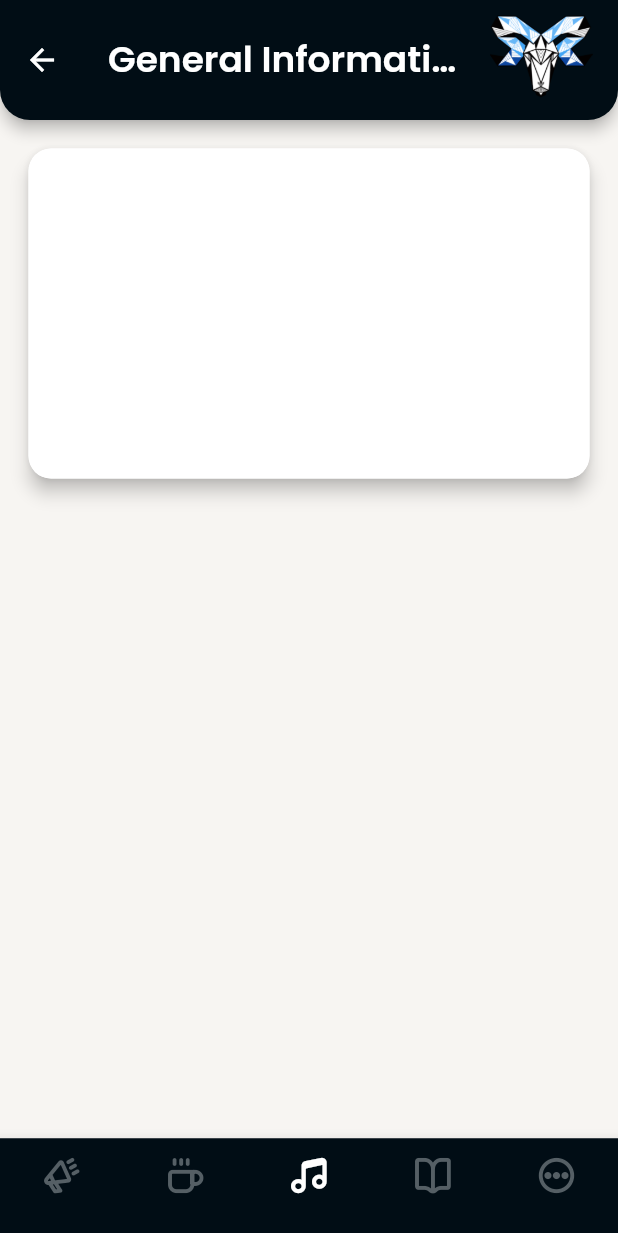
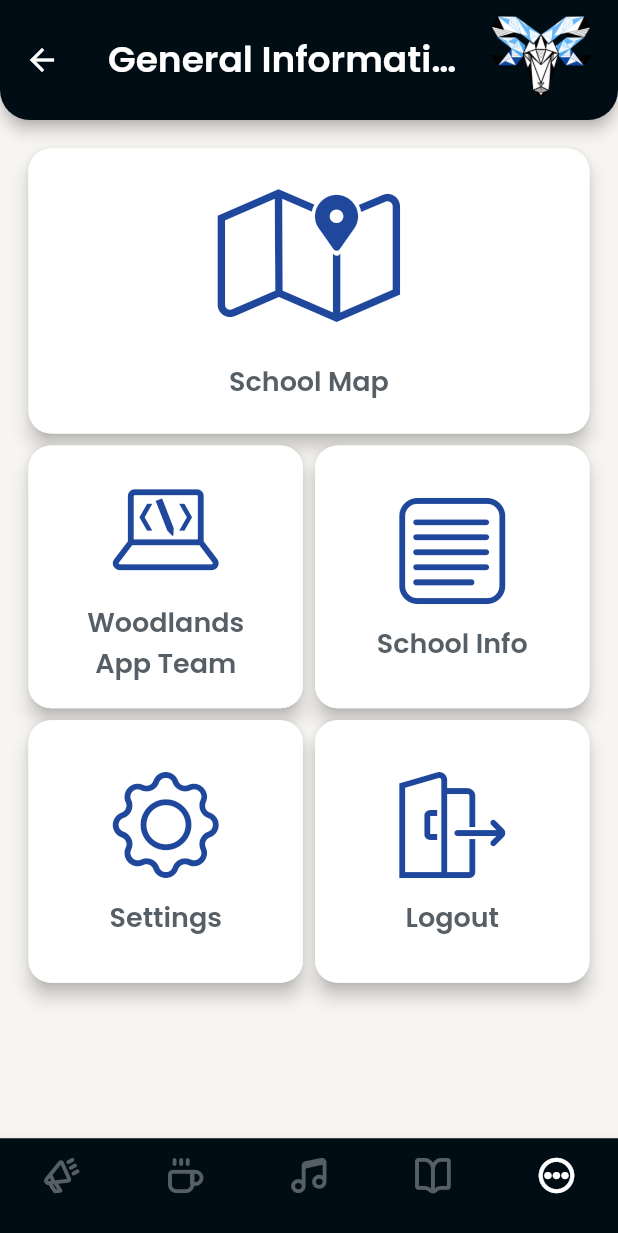
Before and after one commit to Woodlands-App-Team/WAPP, a Flutter app: the Home screen opened directly, swiped to page 5, on a phone screen of 412 x 824 dp. Shown: the top 1233 px of the screen. Run offline on Flutter 3.47's test engine with Material 2 defaults, Android fonts, the phone set to English and light mode, and no system bars; our stand-ins replace animated_text_kit, auto_size_text, cloud_firestore, cloud_functions, firebase_auth, firebase_core and 4 more; missing offline and left inert: delayed_widget, oauth2; accounts and stored records are empty; network calls fail.

Commit message:
added general information page

```diff
--- a/lib/pages/general_page/general_page.dart
+++ b/lib/pages/general_page/general_page.dart
@@ -1,6 +1,12 @@
 import 'package:flutter/material.dart';
+import 'package:google_fonts/google_fonts.dart';
+import 'package:google_sign_in/google_sign_in.dart';
+import 'package:provider/provider.dart';
 import 'package:wapp/constants.dart';
+import 'package:wapp/custom_icons_icons.dart';
+import 'package:wapp/models/provider.dart';
 import 'package:wapp/pages/general_page/general_page_app_bar.dart';
+import 'package:wapp/pages/general_page/map_page.dart';
 
 class GeneralPage extends StatefulWidget {
   const GeneralPage({Key? key}) : super(key: key);
@@ -18,6 +24,7 @@ class _GeneralPageState extends State<GeneralPage> {
       body: Container(
         padding: EdgeInsets.all(15),
         child: Column(
+          mainAxisAlignment: MainAxisAlignment.start,
           children: [
             Card(
               elevation: 5,
@@ -25,20 +32,152 @@ class _GeneralPageState extends State<GeneralPage> {
                   borderRadius: BorderRadius.all(Radius.circular(15))),
               child: GestureDetector(
                 onTap: () {
-                  print("I have been tapped");
+                  Navigator.push(
+                    context,
+                    MaterialPageRoute(builder: (context) => MapPage()),
+                  );
                 },
                 child: Container(
-                  height: 220,
+                  height: 190,
                   width: MediaQuery.of(context).size.width,
                   decoration: BoxDecoration(
                       color: white,
                       borderRadius: BorderRadius.all(Radius.circular(15))),
+                  child: Column(
+                    mainAxisAlignment: MainAxisAlignment.center,
+                    crossAxisAlignment: CrossAxisAlignment.center,
+                    children: [
+                      Center(
+                        child: Container(
+                          width: 140,
+                          child: Icon(
+                            CustomIcons.map,
+                            size: 100,
+                            color: dark_blue,
+                          ),
+                        ),
+                      ),
+                      SizedBox(height: 20),
+                      Text("School Map",
+                          style: GoogleFonts.poppins(
+                              color: grey,
+                              fontSize: 18,
+                              fontWeight: FontWeight.w600)),
+                    ],
+                  ),
                 ),
               ),
             ),
+            Row(
+              children: [
+                IconCard(CustomIcons.wapp_team, MapPage(), 100,
+                    "Woodlands\nApp Team"),
+                IconCard(
+                    CustomIcons.description, MapPage(), 100, "School Info"),
+              ],
+            ),
+            Row(
+              children: [
+                IconCard(CustomIcons.settings, MapPage(), 100, "Settings"),
+                Container(
+                  width: MediaQuery.of(context).size.width / 2 - 15,
+                  height: MediaQuery.of(context).size.height / 4.5,
+                  child: Card(
+                    elevation: 5,
+                    shape: RoundedRectangleBorder(
+                        borderRadius: BorderRadius.all(Radius.circular(15))),
+                    child: GestureDetector(
+                      onTap: () {
+                        final provider = Provider.of<GoogleSignInProvider>(
+                            context,
+                            listen: false);
+                        provider.logout();
+                      },
+                      child: Container(
+                        decoration: BoxDecoration(
+                            color: white,
+                            borderRadius:
+                                BorderRadius.all(Radius.circular(15))),
+                        child: Column(
+                          mainAxisAlignment: MainAxisAlignment.center,
+                          crossAxisAlignment: CrossAxisAlignment.center,
+                          children: [
+                            Center(
+                              child: Container(
+                                width: 100,
+                                child: Icon(
+                                  CustomIcons.logout,
+                                  size: 80,
+                                  color: dark_blue,
+                                ),
+                              ),
+                            ),
+                            SizedBox(height: 8),
+                            Text("Logout",
+                                textAlign: TextAlign.center,
+                                style: GoogleFonts.poppins(
+                                    color: grey,
+                                    fontSize: 18,
+                                    fontWeight: FontWeight.w600)),
+                          ],
+                        ),
+                      ),
+                    ),
+                  ),
+                ),
+              ],
+            )
           ],
         ),
       ),
     );
   }
+
+  Widget IconCard(IconData icon, Widget page, double size, String name) {
+    return Container(
+      width: MediaQuery.of(context).size.width / 2 - 15,
+      height: MediaQuery.of(context).size.height / 4.5,
+      child: Card(
+        elevation: 5,
+        shape: RoundedRectangleBorder(
+            borderRadius: BorderRadius.all(Radius.circular(15))),
+        child: GestureDetector(
+          onTap: () {
+            Navigator.push(
+              context,
+              MaterialPageRoute(builder: (context) => page),
+            );
+          },
+          child: Container(
+            decoration: BoxDecoration(
+                color: white,
+                borderRadius: BorderRadius.all(Radius.circular(15))),
+            child: Column(
+              mainAxisAlignment: MainAxisAlignment.center,
+              crossAxisAlignment: CrossAxisAlignment.center,
+              children: [
+                Center(
+                  child: Container(
+                    width: 100,
+                    child: Icon(
+                      icon,
+                      size: 80,
+                      color: dark_blue,
+                    ),
+                  ),
+                ),
+                SizedBox(height: 8),
+                Text(name,
+                    textAlign: TextAlign.center,
+                    style: GoogleFonts.poppins(
+                        color: grey,
+                        fontSize: 18,
+                        fontWeight: FontWeight.w600)),
+              ],
+            ),
+          ),
+        ),
+      ),
+    );
+  }
 }
--- /dev/null
+++ b/lib/pages/general_page/map_page.dart
@@ -0,0 +1,31 @@
+import 'package:flutter/cupertino.dart';
+import 'package:flutter/material.dart';
+import 'package:wapp/custom_icons_icons.dart';
+
+class MapPage extends StatelessWidget {
+  const MapPage({Key? key}) : super(key: key);
+
+  @override
+  Widget build(BuildContext context) {
+    return Scaffold(
+      floatingActionButton: Padding(
+        padding: EdgeInsets.only(
+          right: MediaQuery.of(context).size.width - 75,
+        ),
+        child: FloatingActionButton(
+          backgroundColor: Colors.transparent,
+          elevation: 0,
+          onPressed: () {
+            Navigator.pop(context);
+          },
+          child: Icon(
+            CupertinoIcons.chevron_back,
+            size: 40,
+            color: Colors.black,
+          ),
+        ),
+      ),
+      floatingActionButtonLocation: FloatingActionButtonLocation.endTop,
+    );
+  }
+}
--- a/lib/pages/home_page/home.dart
+++ b/lib/pages/home_page/home.dart
@@ -71,9 +71,9 @@ class _HomeState extends State<Home> with TickerProviderStateMixin {
   }
 
   // ignore: unused_field
-  int _currentIndex = 2;
+  int _currentIndex = 4;
 
-  late PageController _pageController = PageController(initialPage: 2);
+  late PageController _pageController = PageController(initialPage: 4);
 
   @override
   void initState() {
--- a/lib/pages/song_upvote_page/song_upvote_tile.dart
+++ b/lib/pages/song_upvote_page/song_upvote_tile.dart
@@ -99,14 +99,14 @@ class _SongUpvoteTileState extends State<SongUpvoteTile> {
                             color: white,
                           )
                         : Icon(
-                            Icons.keyboard_arrow_up_rounded,
+                            Icons.arrow_back_ios,
                             size: 30,
-                            color: light_blue,
+                            color: white,
                           ),
                     Text(
                       widget.upvotes.toStringAsFixed(0),
                       style: GoogleFonts.nunitoSans(
-                        color: widget.isUpvoted ? white : light_blue,
+                        color: white,
                         fontSize: 20,
                         fontWeight: FontWeight.bold,
                       ),
```
